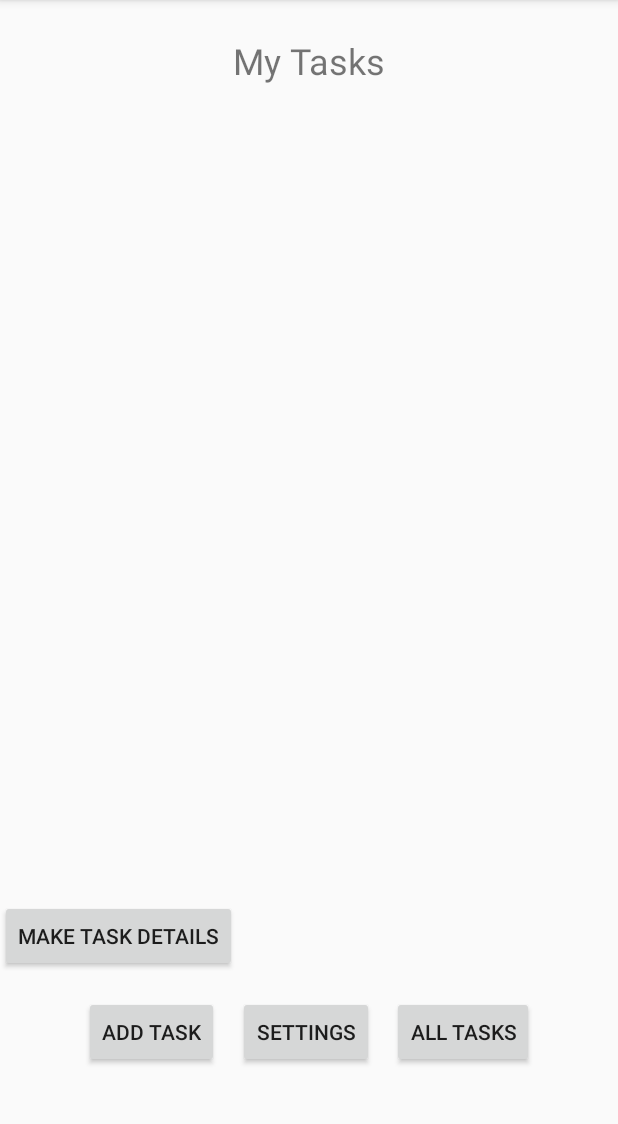
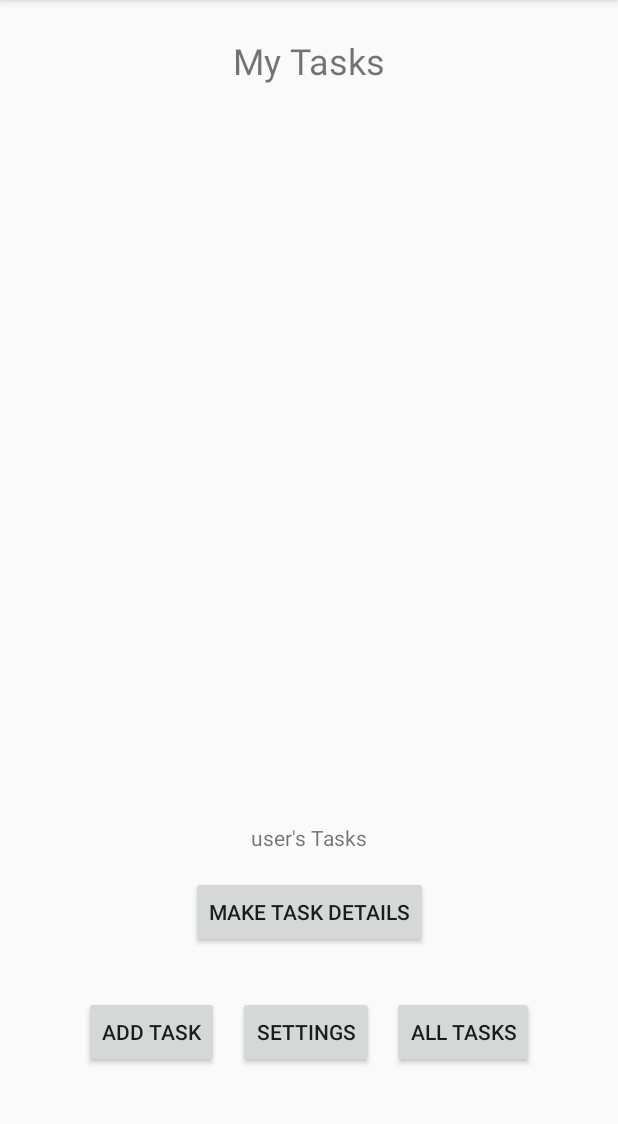
Before and after one commit to MKAbuMattar/taskmaster, an Android app: the screen it shows after launch (MainActivity), on a phone screen of 412 x 824 dp, the part 84-1208 px from its top. Run offline under Robolectric (Android 15) with nearby library versions, the phone set to English and light mode, and no system bars.

Commit message:
shared preferences

```diff
--- a/app/src/main/java/com/taskmaster/MainActivity.java
+++ b/app/src/main/java/com/taskmaster/MainActivity.java
@@ -1,10 +1,13 @@
 package com.taskmaster;
 
 import android.content.Intent;
+import android.content.SharedPreferences;
+import android.preference.PreferenceManager;
 import android.support.v7.app.AppCompatActivity;
 import android.os.Bundle;
 import android.view.View;
 import android.widget.Button;
+import android.widget.TextView;
 
 public class MainActivity extends AppCompatActivity {
 
@@ -24,6 +27,16 @@ public class MainActivity extends AppCompatActivity {
 
     Button settingsButton = findViewById(R.id.settingsButton);
     settingsButton.setOnClickListener(goToSettings);
+  }
+
+  @Override
+  protected void onResume() {
+    super.onResume();
+
+    SharedPreferences preference = PreferenceManager.getDefaultSharedPreferences(getApplicationContext());
+    String username = preference.getString("username", "user") + "'s Tasks";
+    TextView userLabel = findViewById(R.id.userTasksLabel);
+    userLabel.setText(username);
   }
 
   private final View.OnClickListener goToNewTaskCreator = new View.OnClickListener() {
--- a/app/src/main/java/com/taskmaster/Settings.java
+++ b/app/src/main/java/com/taskmaster/Settings.java
@@ -22,8 +22,8 @@ public class Settings extends AppCompatActivity {
 
     getSupportActionBar().setDefaultDisplayHomeAsUpEnabled(true);
 
-//    Button saveUsernameButton = findViewById(R.id.usernameSaveButton);
-//    saveUsernameButton.setOnClickListener(updateUsernameListener);
+    Button saveUsernameButton = findViewById(R.id.usernameSaveButton);
+    saveUsernameButton.setOnClickListener(updateUsernameListener);
   }
 
   private final View.OnClickListener updateUsernameListener = new View.OnClickListener() {
--- a/app/src/main/res/layout/activity_main.xml
+++ b/app/src/main/res/layout/activity_main.xml
@@ -53,11 +53,11 @@
         android:id="@+id/makeTaskDetailsButton"
         android:layout_width="wrap_content"
         android:layout_height="wrap_content"
-        android:layout_marginBottom="16dp"
+        android:layout_marginBottom="136dp"
         android:text="@string/make_task_details"
-        app:layout_constraintBottom_toTopOf="@+id/addTaskButton"
-        tools:ignore="MissingConstraints"
-        tools:layout_editor_absoluteX="36dp" />
+        app:layout_constraintBottom_toBottomOf="parent"
+        app:layout_constraintEnd_toEndOf="parent"
+        app:layout_constraintStart_toStartOf="parent"  />
 
     <Button
         android:id="@+id/settingsButton"
@@ -69,5 +69,14 @@
         app:layout_constraintEnd_toStartOf="@+id/allTasksButton"
         app:layout_constraintStart_toEndOf="@+id/addTaskButton" />
 
+    <TextView
+        android:id="@+id/userTasksLabel"
+        android:layout_width="wrap_content"
+        android:layout_height="wrap_content"
+        android:layout_marginBottom="16dp"
+        app:layout_constraintBottom_toTopOf="@+id/makeTaskDetailsButton"
+        app:layout_constraintEnd_toEndOf="parent"
+        app:layout_constraintStart_toStartOf="parent" />
+
 
 </android.support.constraint.ConstraintLayout>
```
Also changed, not shown: 7 other files.
